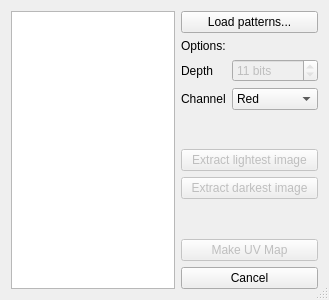
First picture: the form in qt/MapperTool/patternsdialog.ui, repository fieldOfView/uv-mapper, before the edit.
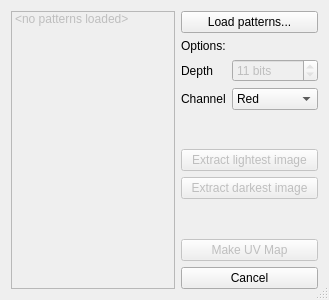
Second picture: the form after the edit.

Commit message: Show selected pattern filenames in pattern list Remove QSettings from PatternsDialog because it broke QSettings in MainWindow

Diff of the .ui file:
```diff
--- a/qt/MapperTool/patternsdialog.ui
+++ b/qt/MapperTool/patternsdialog.ui
@@ -19,9 +19,6 @@
   <property name="windowTitle">
    <string>Create uv map from patterns</string>
   </property>
-  <property name="autoFillBackground">
-   <bool>false</bool>
-  </property>
   <property name="sizeGripEnabled">
    <bool>true</bool>
   </property>
@@ -31,9 +28,23 @@
   <layout class="QHBoxLayout" name="horizontalLayout_2">
    <item>
     <widget class="QListWidget" name="listWidget">
-     <property name="acceptDrops">
+     <property name="enabled">
+      <bool>false</bool>
+     </property>
+     <property name="horizontalScrollBarPolicy">
+      <enum>Qt::ScrollBarAlwaysOff</enum>
+     </property>
+     <property name="alternatingRowColors">
       <bool>true</bool>
      </property>
+     <property name="textElideMode">
+      <enum>Qt::ElideMiddle</enum>
+     </property>
+     <item>
+      <property name="text">
+       <string>&lt;no patterns loaded&gt;</string>
+      </property>
+     </item>
     </widget>
    </item>
    <item>
```
Left out of the diff: 2 changed lines with no effect on the pictures. The commit also changes 3 other files.
